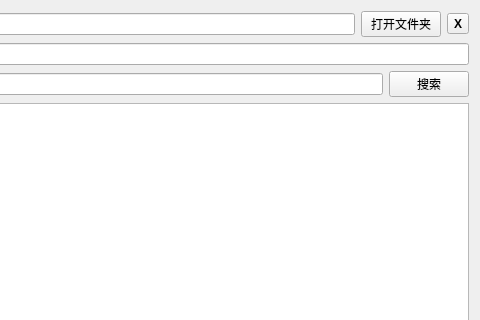
Above: regular_file_search.ui from laisc7301/regular-tool before the change; both pictures show x 161 to 641 and y 0 to 320 of the 641 by 506 pixel window. Below: the same form after it.
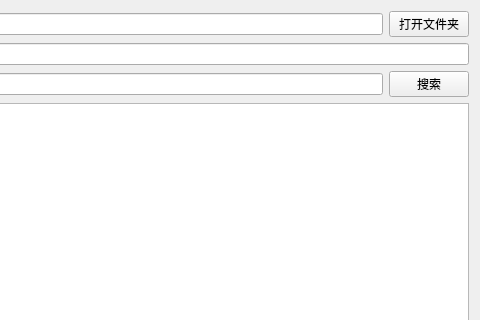
That is the form after the change.

```diff
--- a/regular_file_search.ui
+++ b/regular_file_search.ui
@@ -30,18 +30,6 @@
        </property>
       </widget>
      </item>
-     <item>
-      <widget class="QToolButton" name="toolButton">
-       <property name="font">
-        <font>
-         <bold>true</bold>
-        </font>
-       </property>
-       <property name="text">
-        <string>X</string>
-       </property>
-      </widget>
-     </item>
     </layout>
    </item>
    <item>
```
